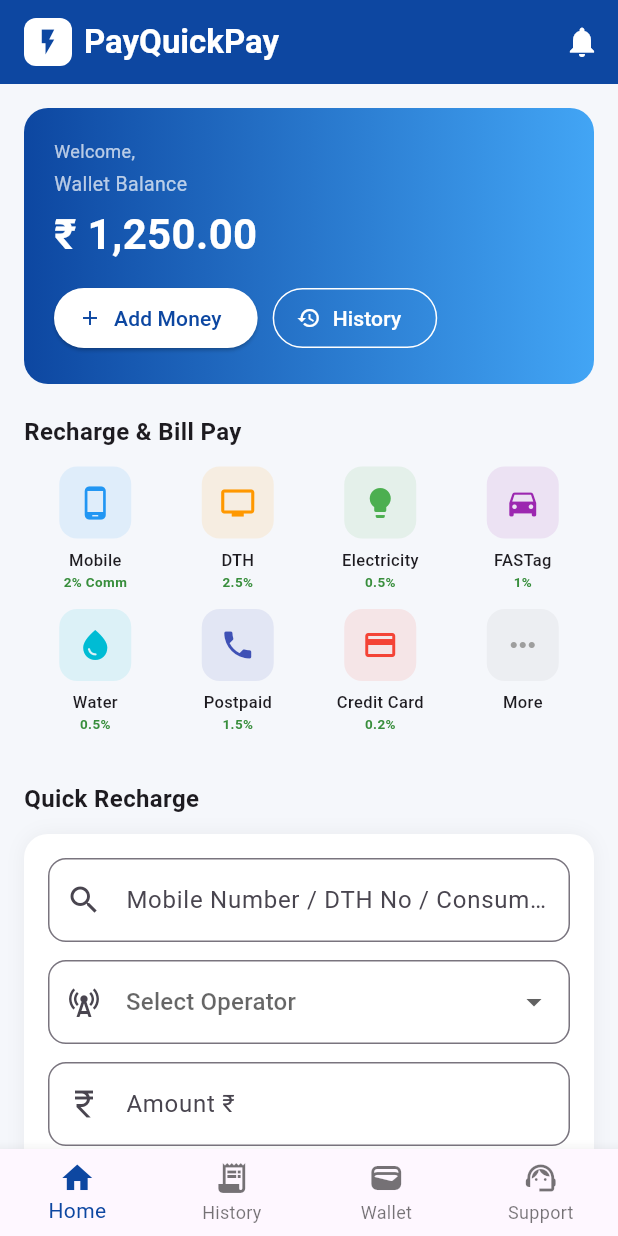
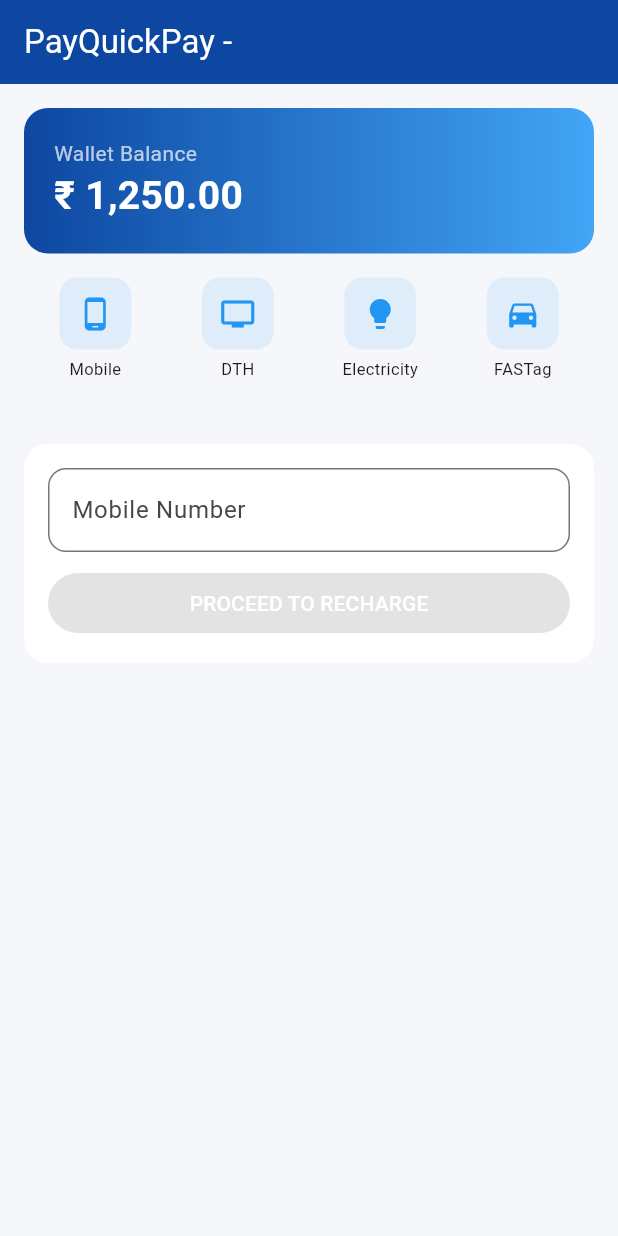
Before and after one commit to Nilu10051998/PayQuickPay, a Flutter app: the HomeScreen screen opened directly with empty values, on a phone screen of 412 x 824 dp. Run offline on Flutter 3.47's test engine with Material 3 defaults, Android fonts, the phone set to English and light mode, and no system bars.

Commit message:
Add SplashScreen and refactor LoginScreen
Refactored the main app structure to include a SplashScreen before navigating to the LoginScreen. Updated the LoginScreen to use a new controller for the Retailer/Distributor ID.

```diff
--- a/lib/main.dart
+++ b/lib/main.dart
@@ -1,45 +1,76 @@
 import 'package:flutter/material.dart';
 void main() => runApp(const PayQuickPayApp());
+
 class PayQuickPayApp extends StatelessWidget {
   const PayQuickPayApp({super.key});
   @override
   Widget build(BuildContext context) {
-    return MaterialApp(debugShowCheckedModeBanner: false, title: 'PayQuickPay', theme: ThemeData(primarySwatch: Colors.blue, fontFamily: 'Roboto'), home: const LoginScreen());
+    return MaterialApp(debugShowCheckedModeBanner: false, title: 'PayQuickPay', home: const SplashScreen());
   }
 }
+
+class SplashScreen extends StatefulWidget {
+  const SplashScreen({super.key});
+  @override
+  State<SplashScreen> createState() => _SplashScreenState();
+}
+class _SplashScreenState extends State<SplashScreen> {
+  @override
+  void initState() {
+    super.initState();
+    Future.delayed(const Duration(seconds: 2), () {
+      Navigator.pushReplacement(context, MaterialPageRoute(builder: (_) => const LoginScreen()));
+    });
+  }
+  @override
+  Widget build(BuildContext context) {
+    return Scaffold(
+      backgroundColor: Colors.white,
+      body: Column(children: [
+        Container(width: double.infinity, height: 60, color: const Color(0xFF2196F3), child: const Center(child: Text('PayQuickPay', style: TextStyle(color: Colors.white, fontSize: 20)))),
+        const Spacer(),
+        Center(child: Column(children: [
+          Container(padding: const EdgeInsets.all(16), decoration: BoxDecoration(color: const Color(0xFF2196F3), borderRadius: BorderRadius.circular(12)), child: const Icon(Icons.wallet, color: Colors.white, size: 40)),
+          const SizedBox(height: 20),
+          const Text('PayQuickPay', style: TextStyle(fontSize: 28, fontWeight: FontWeight.bold)),
+          const Text('Fast & Secure Payments', style: TextStyle(color: Colors.grey)),
+          const SizedBox(height: 30),
+          const CircularProgressIndicator(),
+        ])),
+        const Spacer(),
+      ]),
+    );
+  }
+}
+
 class LoginScreen extends StatelessWidget {
   const LoginScreen({super.key});
   @override
   Widget build(BuildContext context) {
-    final id = TextEditingController();
+    final idCtrl = TextEditingController();
     return Scaffold(
       body: Container(
         decoration: const BoxDecoration(gradient: LinearGradient(colors: [Color(0xFF0D47A1), Color(0xFF1976D2)], begin: Alignment.topCenter, end: Alignment.bottomCenter)),
-        child: Center(
-          child: SingleChildScrollView(padding: const EdgeInsets.all(24), child: Column(children: [
-            Container(padding: const EdgeInsets.all(20), decoration: BoxDecoration(color: Colors.white, borderRadius: BorderRadius.circular(100)), child: const Icon(Icons.flash_on, size: 60, color: Color(0xFF0D47A1))),
-            const SizedBox(height: 15),
-            const Text('PayQuickPay', style: TextStyle(color: Colors.white, fontSize: 32, fontWeight: FontWeight.bold, letterSpacing: 1)),
-            const Text('Retailer Business App', style: TextStyle(color: Colors.white70, fontSize: 14)),
-            const SizedBox(height: 30),
-            Container(padding: const EdgeInsets.all(20), decoration: BoxDecoration(color: Colors.white, borderRadius: BorderRadius.circular(20)), child: Column(children: [
-              TextField(controller: id, decoration: InputDecoration(labelText: 'Retailer / Distributor ID', prefixIcon: const Icon(Icons.person), border: OutlineInputBorder(borderRadius: BorderRadius.circular(12)))),
-              const SizedBox(height: 12),
-              TextField(obscureText: true, decoration: InputDecoration(labelText: 'Password', prefixIcon: const Icon(Icons.lock), border: OutlineInputBorder(borderRadius: BorderRadius.circular(12)))),
-              const SizedBox(height: 20),
-              SizedBox(width: double.infinity, child: ElevatedButton(style: ElevatedButton.styleFrom(backgroundColor: const Color(0xFF0D47A1), foregroundColor: Colors.white, padding: const EdgeInsets.all(15), shape: RoundedRectangleBorder(borderRadius: BorderRadius.circular(12))), onPressed: () {
-                if(id.text.toUpperCase() == 'ADMIN'){ ScaffoldMessenger.of(context).showSnackBar(const SnackBar(content: Text('Admin login alaga website re!'))); return; }
-                Navigator.pushReplacement(context, MaterialPageRoute(builder: (_) => HomeScreen(userId: id.text.isEmpty ? 'RET123' : id.text)));
-              }, child: const Text('LOGIN SECURELY', style: TextStyle(fontWeight: FontWeight.bold)))),
-            ])),
+        child: Center(child: SingleChildScrollView(padding: const EdgeInsets.all(24), child: Column(children: [
+          Container(padding: const EdgeInsets.all(20), decoration: BoxDecoration(color: Colors.white, shape: BoxShape.circle), child: const Icon(Icons.flash_on, size: 50, color: Color(0xFF0D47A1))),
+          const SizedBox(height: 12),
+          const Text('PayQuickPay', style: TextStyle(color: Colors.white, fontSize: 30, fontWeight: FontWeight.bold)),
+          const SizedBox(height: 25),
+          Container(padding: const EdgeInsets.all(20), decoration: BoxDecoration(color: Colors.white, borderRadius: BorderRadius.circular(20)), child: Column(children: [
+            TextField(controller: idCtrl, decoration: InputDecoration(labelText: 'Retailer / Distributor ID', prefixIcon: const Icon(Icons.person), border: OutlineInputBorder(borderRadius: BorderRadius.circular(12)))),
+            const SizedBox(height: 12),
+            TextField(obscureText: true, decoration: InputDecoration(labelText: 'Password', prefixIcon: const Icon(Icons.lock), border: OutlineInputBorder(borderRadius: BorderRadius.circular(12)))),
             const SizedBox(height: 20),
-            const Text('Demo ID: RET123 / DIST123\nPass: 123', style: TextStyle(color: Colors.white70, fontSize: 11), textAlign: TextAlign.center),
+            SizedBox(width: double.infinity, child: ElevatedButton(style: ElevatedButton.styleFrom(backgroundColor: const Color(0xFF0D47A1), padding: const EdgeInsets.all(15)), onPressed: () {
+              Navigator.pushReplacement(context, MaterialPageRoute(builder: (_) => HomeScreen(userId: idCtrl.text.isEmpty ? 'RET123' : idCtrl.text)));
+            }, child: const Text('LOGIN', style: TextStyle(color: Colors.white)))),
           ])),
-        ),
+        ]))),
       ),
     );
   }
 }
+
 class HomeScreen extends StatelessWidget {
   final String userId;
   const HomeScreen({super.key, required this.userId});
@@ -47,44 +78,31 @@ class HomeScreen extends StatelessWidget {
   Widget build(BuildContext context) {
     return Scaffold(
       backgroundColor: const Color(0xFFF5F7FB),
-      appBar: AppBar(elevation: 0, backgroundColor: const Color(0xFF0D47A1), foregroundColor: Colors.white, title: Row(children: [Container(padding: const EdgeInsets.all(6), decoration: BoxDecoration(color: Colors.white, borderRadius: BorderRadius.circular(8)), child: const Icon(Icons.flash_on, color: Color(0xFF0D47A1), size: 20)), const SizedBox(width: 8), const Text('PayQuickPay', style: TextStyle(fontWeight: FontWeight.bold))]), actions: [IconButton(icon: const Icon(Icons.notifications), onPressed: () {})]),
+      appBar: AppBar(backgroundColor: const Color(0xFF0D47A1), foregroundColor: Colors.white, title: Text('PayQuickPay - $userId')),
       body: SingleChildScrollView(padding: const EdgeInsets.all(16), child: Column(crossAxisAlignment: CrossAxisAlignment.start, children: [
-        Container(width: double.infinity, padding: const EdgeInsets.all(20), decoration: BoxDecoration(gradient: const LinearGradient(colors: [Color(0xFF0D47A1), Color(0xFF42A5F5)]), borderRadius: BorderRadius.circular(16)), child: Column(crossAxisAlignment: CrossAxisAlignment.start, children: [Text('Welcome, $userId', style: const TextStyle(color: Colors.white70, fontSize: 12)), const SizedBox(height: 4), const Text('Wallet Balance', style: TextStyle(color: Colors.white70, fontSize: 13)), const SizedBox(height: 4), const Text('₹ 1,250.00', style: TextStyle(color: Colors.white, fontSize: 28, fontWeight: FontWeight.bold)), const SizedBox(height: 12), Row(children: [ElevatedButton.icon(icon: const Icon(Icons.add, size: 16), label: const Text('Add Money'), style: ElevatedButton.styleFrom(backgroundColor: Colors.white, foregroundColor: const Color(0xFF0D47A1)), onPressed: () {}), const SizedBox(width: 10), OutlinedButton.icon(icon: const Icon(Icons.history, size: 16, color: Colors.white), label: const Text('History', style: TextStyle(color: Colors.white)), onPressed: () {}, style: OutlinedButton.styleFrom(side: const BorderSide(color: Colors.white)) )])])),
-        const SizedBox(height: 20),
-        const Text('Recharge & Bill Pay', style: TextStyle(fontWeight: FontWeight.bold, fontSize: 16)),
-        const SizedBox(height: 12),
-        GridView.count(crossAxisCount: 4, shrinkWrap: true, physics: const NeverScrollableScrollPhysics(), children: [
-          _service(Icons.phone_android, 'Mobile', '2% Comm', Colors.blue),
-          _service(Icons.tv, 'DTH', '2.5%', Colors.orange),
-          _service(Icons.lightbulb, 'Electricity', '0.5%', Colors.green),
-          _service(Icons.directions_car, 'FASTag', '1%', Colors.purple),
-          _service(Icons.water_drop, 'Water', '0.5%', Colors.cyan),
-          _service(Icons.phone, 'Postpaid', '1.5%', Colors.indigo),
-          _service(Icons.credit_card, 'Credit Card', '0.2%', Colors.red),
-          _service(Icons.more_horiz, 'More', '', Colors.grey),
+        Container(width: double.infinity, padding: const EdgeInsets.all(20), decoration: BoxDecoration(gradient: const LinearGradient(colors: [Color(0xFF0D47A1), Color(0xFF42A5F5)]), borderRadius: BorderRadius.circular(16)), child: const Column(crossAxisAlignment: CrossAxisAlignment.start, children: [Text('Wallet Balance', style: TextStyle(color: Colors.white70)), Text('₹ 1,250.00', style: TextStyle(color: Colors.white, fontSize: 26, fontWeight: FontWeight.bold))])),
+        const SizedBox(height: 16),
+        GridView.count(crossAxisCount: 4, shrinkWrap: true, physics: const NeverScrollableScrollPhysics(), children: const [
+          _Service(icon: Icons.phone_android, name: 'Mobile'),
+          _Service(icon: Icons.tv, name: 'DTH'),
+          _Service(icon: Icons.lightbulb, name: 'Electricity'),
+          _Service(icon: Icons.directions_car, name: 'FASTag'),
         ]),
-        const SizedBox(height: 20),
-        const Text('Quick Recharge', style: TextStyle(fontWeight: FontWeight.bold, fontSize: 16)),
-        const SizedBox(height: 12),
-        Container(padding: const EdgeInsets.all(16), decoration: BoxDecoration(color: Colors.white, borderRadius: BorderRadius.circular(16), boxShadow: [BoxShadow(color: Colors.black.withOpacity(0.05), blurRadius: 10)]), child: Column(children: [
-          TextField(decoration: InputDecoration(hintText: 'Mobile Number / DTH No / Consumer No', border: OutlineInputBorder(borderRadius: BorderRadius.circular(12)), prefixIcon: const Icon(Icons.search))),
-          const SizedBox(height: 12),
-          DropdownButtonFormField(decoration: InputDecoration(border: OutlineInputBorder(borderRadius: BorderRadius.circular(12)), prefixIcon: const Icon(Icons.cell_tower)), hint: const Text('Select Operator'), items: const [DropdownMenuItem(value: 'jio', child: Text('Jio - 2% Commission')), DropdownMenuItem(value: 'airtel', child: Text('Airtel - 1.5%')), DropdownMenuItem(value: 'vi', child: Text('Vi - 1.8%')), DropdownMenuItem(value: 'tataplay', child: Text('TataPlay - 2.5%'))], onChanged: (v) {}),
-          const SizedBox(height: 12),
-          TextField(decoration: InputDecoration(hintText: 'Amount ₹', border: OutlineInputBorder(borderRadius: BorderRadius.circular(12)), prefixIcon: const Icon(Icons.currency_rupee))),
-          const SizedBox(height: 15),
-          SizedBox(width: double.infinity, child: ElevatedButton(style: ElevatedButton.styleFrom(backgroundColor: const Color(0xFF0D47A1), foregroundColor: Colors.white, padding: const EdgeInsets.all(16), shape: RoundedRectangleBorder(borderRadius: BorderRadius.circular(12))), onPressed: () {}, child: const Text('PROCEED TO RECHARGE - SAFE BBPS', style: TextStyle(fontWeight: FontWeight.bold)))),
+        const SizedBox(height: 16),
+        Container(padding: const EdgeInsets.all(16), decoration: BoxDecoration(color: Colors.white, borderRadius: BorderRadius.circular(16)), child: Column(children: [
+          TextField(decoration: InputDecoration(hintText: 'Mobile Number', border: OutlineInputBorder(borderRadius: BorderRadius.circular(12)))),
+          SizedBox(height: 10),
+          SizedBox(width: double.infinity, child: ElevatedButton(style: ElevatedButton.styleFrom(backgroundColor: Color(0xFF0D47A1)), onPressed: null, child: Text('PROCEED TO RECHARGE', style: TextStyle(color: Colors.white)))),
         ])),
-        const SizedBox(height: 20),
-        const Text('Recent Transactions', style: TextStyle(fontWeight: FontWeight.bold, fontSize: 16)),
-        const SizedBox(height: 8),
-        _txnTile('9178xxxxxx', 'Jio ₹299', 'Success - Comm ₹5.98', true),
-        _txnTile('TataPlay', 'DTH ₹350', 'Success - Comm ₹8.75', true),
-        _txnTile('TPCODL', 'Elec ₹1250', 'Failed - Refunded', false),
       ])),
-      bottomNavigationBar: BottomNavigationBar(type: BottomNavigationBarType.fixed, selectedItemColor: const Color(0xFF0D47A1), items: const [BottomNavigationBarItem(icon: Icon(Icons.home), label: 'Home'), BottomNavigationBarItem(icon: Icon(Icons.receipt_long), label: 'History'), BottomNavigationBarItem(icon: Icon(Icons.wallet), label: 'Wallet'), BottomNavigationBarItem(icon: Icon(Icons.support_agent), label: 'Support')]),
     );
   }
-  Widget _service(IconData i, String t, String c, Color col) => Column(children: [Container(padding: const EdgeInsets.all(12), decoration: BoxDecoration(color: col.withOpacity(0.1), borderRadius: BorderRadius.circular(12)), child: Icon(i, color: col)), const SizedBox(height: 6), Text(t, style: const TextStyle(fontSize: 11, fontWeight: FontWeight.w500)), if(c.isNotEmpty) Text(c, style: TextStyle(fontSize: 9, color: Colors.green.shade700, fontWeight: FontWeight.bold))]);
-  Widget _txnTile(String a, String b, String c, bool ok) => Card(margin: const EdgeInsets.only(bottom: 8), shape: RoundedRectangleBorder(borderRadius: BorderRadius.circular(12)), child: ListTile(leading: CircleAvatar(backgroundColor: ok? Colors.green.withOpacity(0.1) : Colors.red.withOpacity(0.1), child: Icon(ok? Icons.check : Icons.close, color: ok? Colors.green : Colors.red, size: 18)), title: Text('$a - $b', style: const TextStyle(fontSize: 13, fontWeight: FontWeight.bold)), subtitle: Text(c, style: const TextStyle(fontSize: 11)), trailing: const Icon(Icons.arrow_forward_ios, size: 12)));
 }
+class _Service extends StatelessWidget {
+  final IconData icon; final String name;
+  const _Service({required this.icon, required this.name});
+  @override
+  Widget build(BuildContext context) {
+    return Column(children: [Container(padding: const EdgeInsets.all(12), decoration: BoxDecoration(color: Colors.blue.withOpacity(0.1), borderRadius: BorderRadius.circular(12)), child: Icon(icon, color: Colors.blue)), const SizedBox(height: 5), Text(name, style: const TextStyle(fontSize: 11))]);
+  }
+}
```
